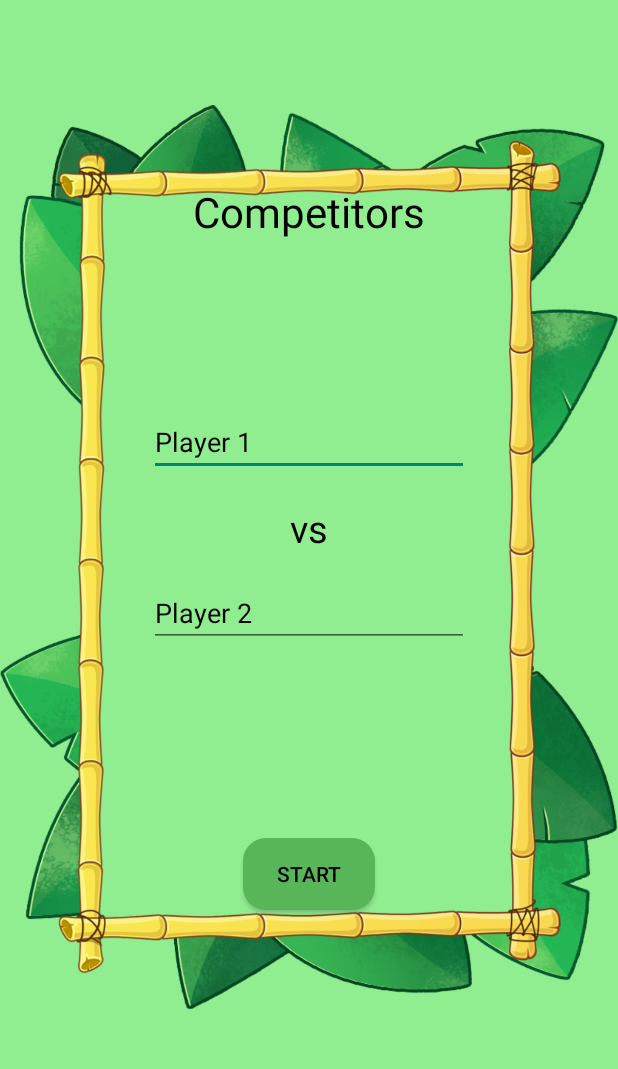
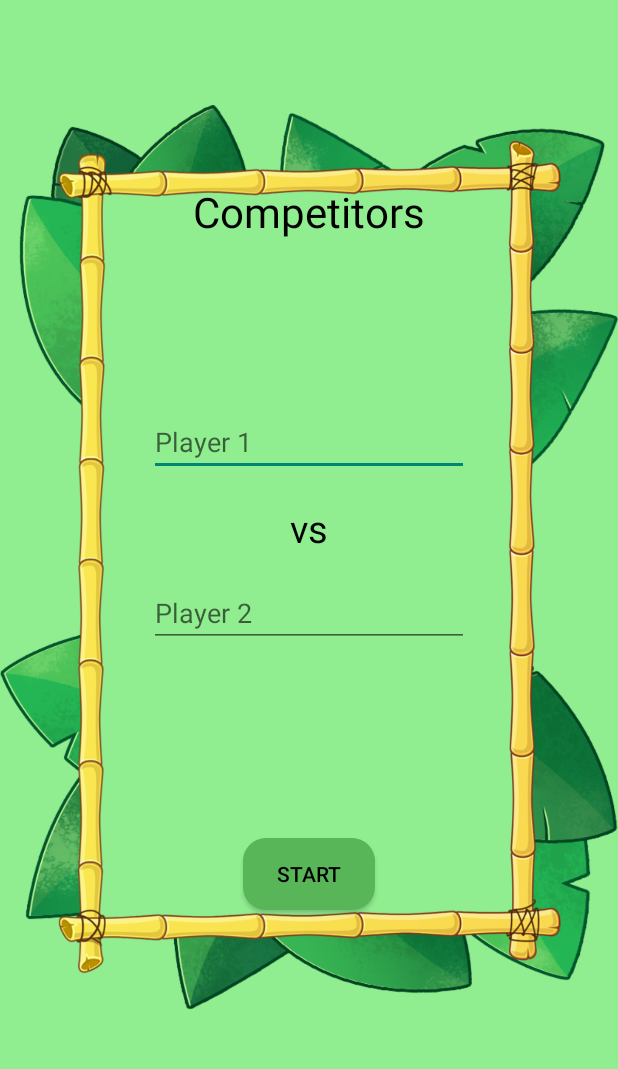
Before and after one commit to akshaykhare19/Tic-Tac-Toe, an Android app: the screen it shows after launch (MainActivity), on a phone screen of 412 x 824 dp, the part 121-1190 px from its top. Run offline under Robolectric (Android 15) with nearby library versions, the phone set to English and light mode, and no system bars.

Commit message:
Changed Text Color Hint to default

```diff
--- a/app/src/main/res/layout/activity_main.xml
+++ b/app/src/main/res/layout/activity_main.xml
@@ -60,7 +60,6 @@
         android:layout_height="wrap_content"
         android:ems="10"
         android:hint="@string/player_1"
-        android:textColorHint="@color/black"
         android:inputType="textPersonName"
         android:textColor="@color/black"
         app:layout_constraintBottom_toBottomOf="@id/border"
@@ -75,7 +74,6 @@
         android:layout_height="wrap_content"
         android:ems="10"
         android:hint="@string/player_2"
-        android:textColorHint="@color/black"
         android:inputType="textPersonName"
         android:textColor="@color/black"
         app:layout_constraintBottom_toBottomOf="@+id/border"
```
